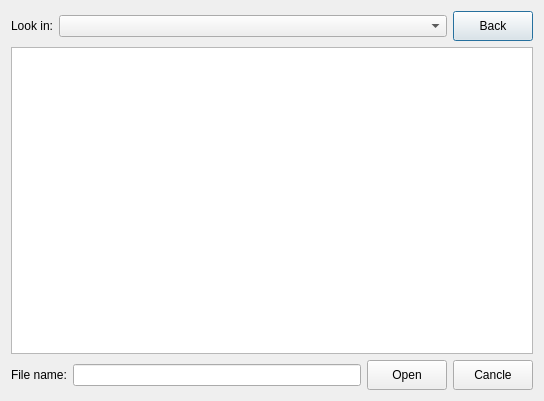
The window that ui/wizard/base_open_file_dialog.ui (15903016222/Voice) describes before a commit, drawn with Qt 5.
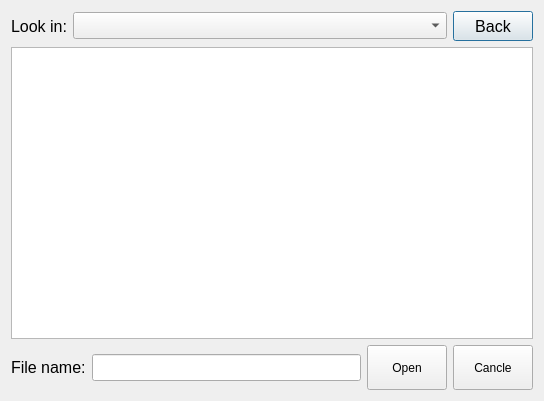
The same window after the commit.

Commit message: 修改：修改界面布局

```diff
--- a/ui/wizard/base_open_file_dialog.ui
+++ b/ui/wizard/base_open_file_dialog.ui
@@ -21,13 +21,24 @@
     <layout class="QHBoxLayout" name="horizontalLayout_top" stretch="0,1,0">
      <item>
       <widget class="QLabel" name="lookInLabel">
+       <property name="font">
+        <font>
+         <pointsize>12</pointsize>
+        </font>
+       </property>
        <property name="text">
         <string>Look in:</string>
        </property>
       </widget>
      </item>
      <item>
-      <widget class="QComboBox" name="pathComboBox"/>
+      <widget class="QComboBox" name="pathComboBox">
+       <property name="font">
+        <font>
+         <pointsize>12</pointsize>
+        </font>
+       </property>
+      </widget>
      </item>
      <item>
       <widget class="QPushButton" name="backBtn">
@@ -37,6 +48,11 @@
          <height>30</height>
         </size>
        </property>
+       <property name="font">
+        <font>
+         <pointsize>12</pointsize>
+        </font>
+       </property>
        <property name="text">
         <string>Back</string>
        </property>
@@ -79,6 +95,11 @@
     <layout class="QHBoxLayout" name="horizontalLayout_bottom">
      <item>
       <widget class="QLabel" name="fileNameLabel">
+       <property name="font">
+        <font>
+         <pointsize>12</pointsize>
+        </font>
+       </property>
        <property name="text">
         <string>File name:</string>
        </property>
@@ -86,6 +107,11 @@
      </item>
      <item>
       <widget class="QLineEdit" name="fileNameLineEdit">
+       <property name="font">
+        <font>
+         <pointsize>12</pointsize>
+        </font>
+       </property>
        <property name="text">
         <string/>
        </property>
@@ -93,10 +119,16 @@
      </item>
      <item>
       <widget class="QPushButton" name="openBtn">
+       <property name="sizePolicy">
+        <sizepolicy hsizetype="Minimum" vsizetype="Preferred">
+         <horstretch>0</horstretch>
+         <verstretch>0</verstretch>
+        </sizepolicy>
+       </property>
        <property name="minimumSize">
         <size>
          <width>0</width>
-         <height>30</height>
+         <height>45</height>
         </size>
        </property>
        <property name="text">
@@ -106,10 +138,16 @@
      </item>
      <item>
       <widget class="QPushButton" name="cancleBtn">
+       <property name="sizePolicy">
+        <sizepolicy hsizetype="Minimum" vsizetype="Preferred">
+         <horstretch>0</horstretch>
+         <verstretch>0</verstretch>
+        </sizepolicy>
+       </property>
        <property name="minimumSize">
         <size>
          <width>0</width>
-         <height>30</height>
+         <height>45</height>
         </size>
        </property>
        <property name="text">
```
The commit also changes 6 other files.
